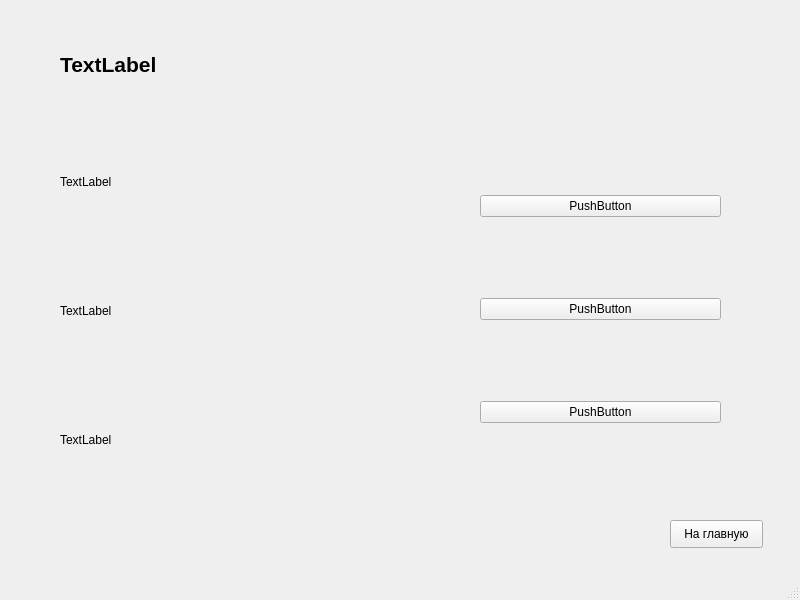
First picture: the form in data/book_inf_screen.ui, repository SandrinaL/Projekt, before the edit.
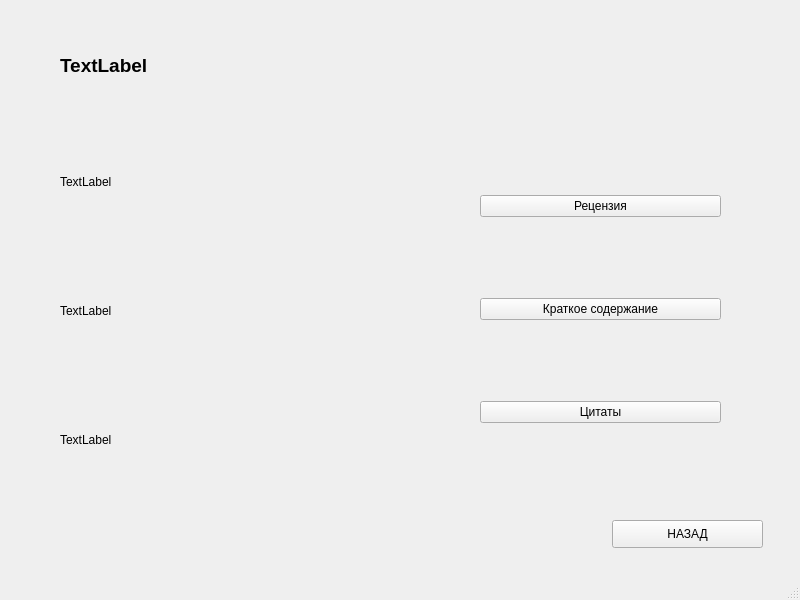
Second picture: the form after the edit.

What changed in the file:
```diff
--- a/data/book_inf_screen.ui
+++ b/data/book_inf_screen.ui
@@ -51,13 +51,13 @@
     <property name="geometry">
      <rect>
       <x>60</x>
-      <y>20</y>
+      <y>10</y>
       <width>229</width>
       <height>90</height>
      </rect>
     </property>
     <property name="text">
-     <string>&lt;html&gt;&lt;head/&gt;&lt;body&gt;&lt;p&gt;&lt;span style=&quot; font-size:16pt; font-weight:600;&quot;&gt;TextLabel&lt;/span&gt;&lt;/p&gt;&lt;/body&gt;&lt;/html&gt;</string>
+     <string>&lt;html&gt;&lt;head/&gt;&lt;body&gt;&lt;p&gt;&lt;span style=&quot; font-size:14pt; font-weight:600;&quot;&gt;&lt;br/&gt;TextLabel&lt;/span&gt;&lt;/p&gt;&lt;/body&gt;&lt;/html&gt;</string>
     </property>
    </widget>
    <widget class="QWidget" name="verticalLayoutWidget_2">
@@ -73,21 +73,21 @@
      <item>
       <widget class="QPushButton" name="book_review">
        <property name="text">
-        <string>PushButton</string>
-       </property>
-      </widget>
-     </item>
-     <item>
-      <widget class="QPushButton" name="book_quotes">
-       <property name="text">
-        <string>PushButton</string>
+        <string>Рецензия</string>
        </property>
       </widget>
      </item>
      <item>
       <widget class="QPushButton" name="book_retelling">
        <property name="text">
-        <string>PushButton</string>
+        <string>Краткое содержание</string>
+       </property>
+      </widget>
+     </item>
+     <item>
+      <widget class="QPushButton" name="book_quotes">
+       <property name="text">
+        <string>Цитаты</string>
        </property>
       </widget>
      </item>
@@ -96,14 +96,14 @@
    <widget class="QPushButton" name="back_button">
     <property name="geometry">
      <rect>
-      <x>670</x>
+      <x>612</x>
       <y>520</y>
-      <width>93</width>
+      <width>151</width>
       <height>28</height>
      </rect>
     </property>
     <property name="text">
-     <string>На главную</string>
+     <string>НАЗАД</string>
     </property>
    </widget>
   </widget>
```
